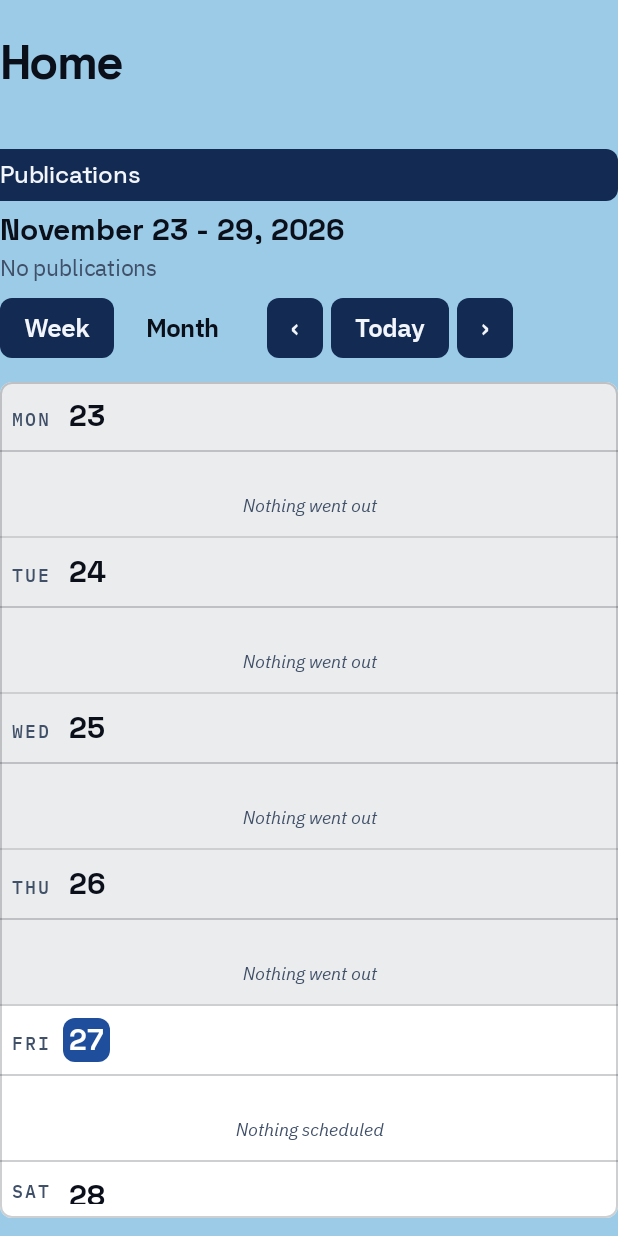
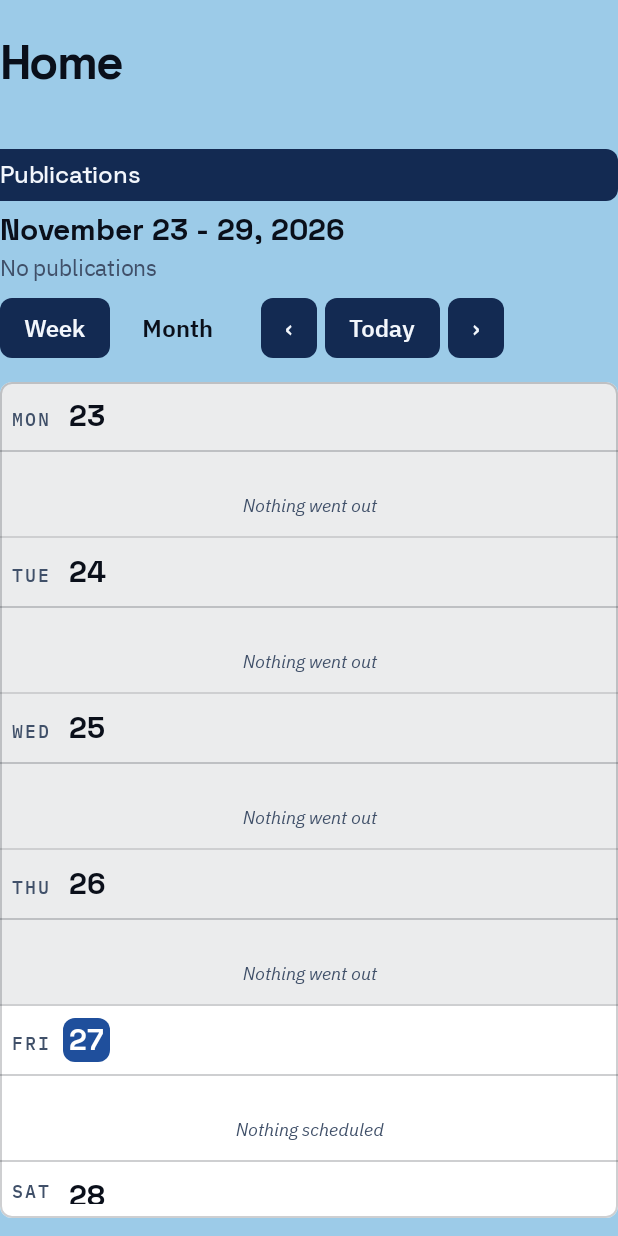
Before and after one commit to bootiful-media-mogul/client-compose, an Android app built with Jetpack Compose: the composable HomeScreen shown on its own in the app's theme, on a phone screen of 412 x 824 dp. Run offline under Robolectric (Android 15) with nearby library versions, the phone set to English and light mode, and no system bars; our stand-ins replace Compose Multiplatform resources; 7 statements that could not run were skipped.

Commit message:
ui polish

```diff
--- a/shared/src/commonMain/kotlin/com/joshlong/mogul/client/theme/Theme.kt
+++ b/shared/src/commonMain/kotlin/com/joshlong/mogul/client/theme/Theme.kt
@@ -43,7 +43,7 @@ object TextSize {
     val xs = 12.sp
     val sm = 15.sp
     val base = 16.sp
-    val control = 17.sp
+    val control = 16.sp
     val lg = 20.sp
 }
 
```
